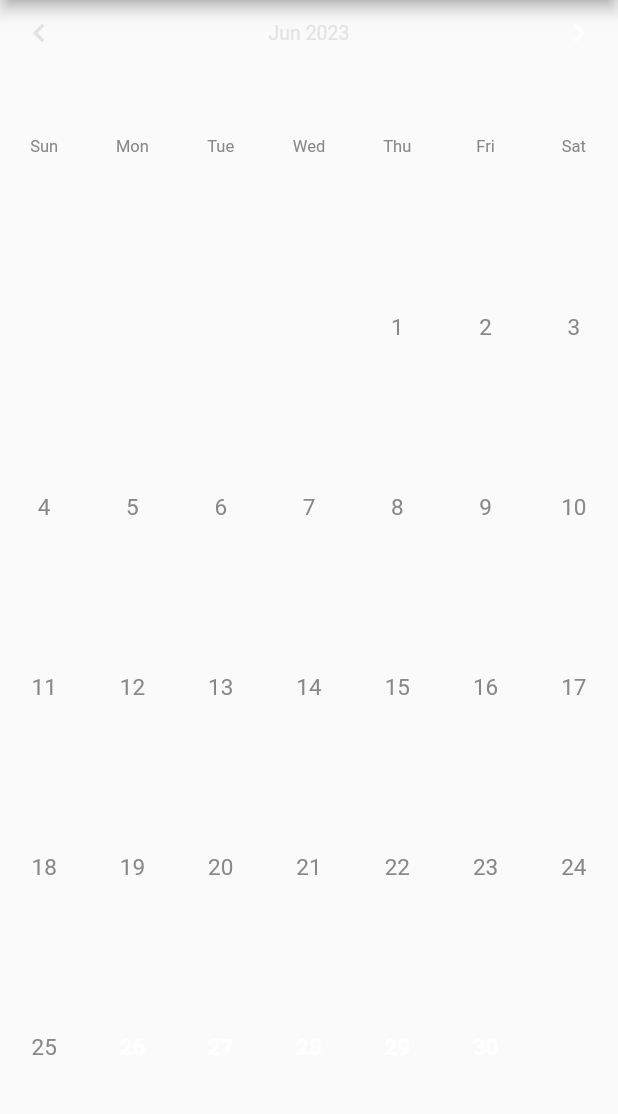
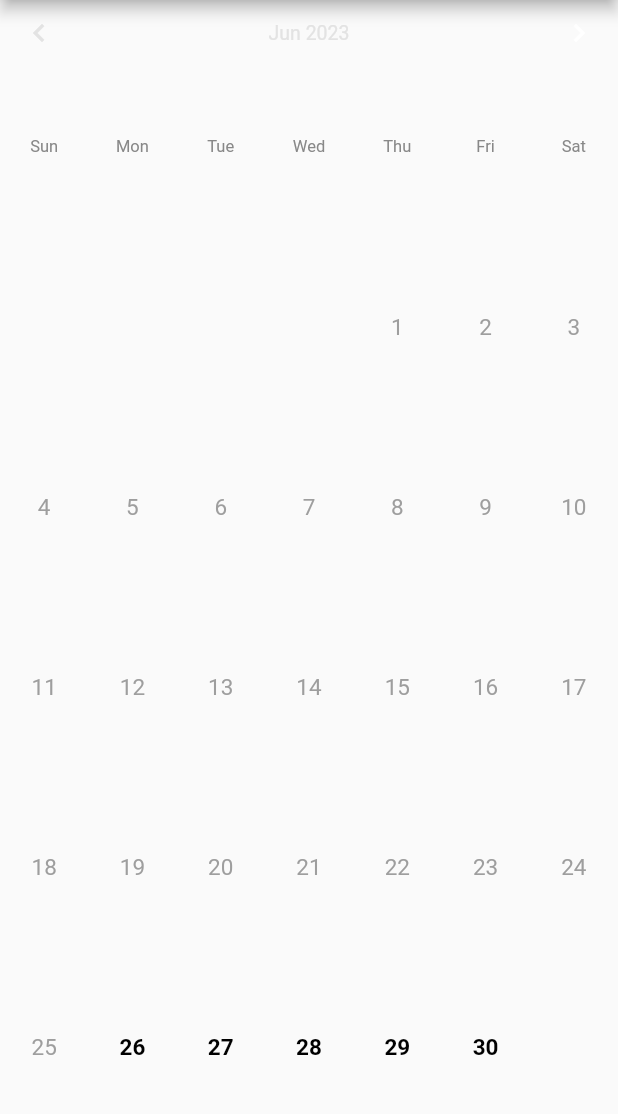
Before and after one commit to Gyeony95/GH-Calendar, a Flutter app: the screen it shows after launch, on a phone screen of 412 x 824 dp, the part 84-1198 px from its top. Run offline on Flutter 3.47's test engine with Material 2 defaults, Android fonts, the phone set to English and light mode, and no system bars.

Commit message:
feat : 컬러 커스텀 가능하게 수정

```diff
--- a/example/lib/main.dart
+++ b/example/lib/main.dart
@@ -40,6 +40,7 @@ class _MyHomePageState extends State<MyHomePage> {
         child: Container(
           padding: const EdgeInsets.symmetric(vertical: 10),
           child: CustomCalendar(
+            isPeriodSelect: true,
             activeMinDate: DateTime.now().add(const Duration(days: -1)),
             onChanged: (dateTimes) {
 
--- a/lib/colors.dart
+++ b/lib/colors.dart
@@ -3,7 +3,3 @@ import 'package:flutter/material.dart';
 Color get cE3E3E3 => const Color(0xffe3e3e3);
 Color get c555555 => const Color(0xff555555);
 Color get c888888 => const Color(0xff888888);
-Color get cDAFF70 => const Color(0xffdaff70);
-Color get cD3E4A2 => const Color(0xffd3e4a2);
-Color get c000000 => const Color(0xff000000);
-Color get cFFFFFF => const Color(0xffffffff);
--- a/lib/custom_calendar.dart
+++ b/lib/custom_calendar.dart
@@ -1,5 +1,6 @@
 import 'package:flutter/material.dart';
 import 'package:gh_calendar/date_util.dart';
+import 'package:gh_calendar/tap_well.dart';
 import 'package:intl/intl.dart';
 import 'package:provider/provider.dart';
 import 'calendar_provider.dart';
@@ -13,8 +14,14 @@ class CustomCalendar extends StatefulWidget {
   final Function(List<DateTime>)? onChanged;
   final DateTime? activeMinDate;
   final DateTime? activeMaxDate;
+  Color touchableDateTextColor = Colors.black;
+  Color unTouchableDateTextColor = Colors.grey;
+  Color selectedDateTextColor = Colors.white;
+  Color highlightColor = Colors.blueAccent;
+  Color highlightPeriodColor = Colors.lightBlue;
 
-  const CustomCalendar({
+
+  CustomCalendar({
     Key? key,
     this.isPeriodSelect = false,
     this.startWeekday = DateTime.sunday,
@@ -22,6 +29,11 @@ class CustomCalendar extends StatefulWidget {
     this.onChanged,
     this.activeMaxDate,
     this.activeMinDate,
+    this.touchableDateTextColor = Colors.black,
+    this.unTouchableDateTextColor = Colors.grey,
+    this.selectedDateTextColor = Colors.white,
+    this.highlightColor = Colors.blueAccent,
+    this.highlightPeriodColor = Colors.lightBlue,
   }) : super(key: key);
 
   @override
@@ -37,7 +49,6 @@ class _CustomCalendarState extends State<CustomCalendar> {
     _pageController = PageController(
       initialPage: now.year * 12 + now.month - 1,
     );
-
     super.initState();
   }
 
@@ -52,13 +63,18 @@ class _CustomCalendarState extends State<CustomCalendar> {
           activeMinDate: widget.activeMinDate),
       builder: (context, child) {
         return _CustomCalendarInternal(
-          controller: _pageController,
+          pageController: _pageController,
           isPeriodSelect: widget.isPeriodSelect,
           startWeekday: widget.startWeekday,
           targetDate: widget.targetDate,
           onChanged: widget.onChanged,
           activeMaxDate: widget.activeMaxDate,
           activeMinDate: widget.activeMinDate,
+          touchableDateTextColor: widget.touchableDateTextColor,
+          unTouchableDateTextColor: widget.unTouchableDateTextColor,
+          selectedDateTextColor: widget.selectedDateTextColor,
+          highlightColor: widget.highlightColor,
+          highlightPeriodColor: widget.highlightPeriodColor,
         );
       },
     );
@@ -66,7 +82,7 @@ class _CustomCalendarState extends State<CustomCalendar> {
 }
 
 class _CustomCalendarInternal extends StatelessWidget {
-  final PageController controller;
+  final PageController pageController;
 
   final bool isPeriodSelect;
   final int startWeekday;
@@ -74,18 +90,29 @@ class _CustomCalendarInternal extends StatelessWidget {
   final Function(List<DateTime>)? onChanged;
   final DateTime? activeMinDate;
   final DateTime? activeMaxDate;
+  Color touchableDateTextColor = Colors.black;
+  Color unTouchableDateTextColor = Colors.grey;
+  Color selectedDateTextColor = Colors.white;
+  Color highlightColor = Colors.blueAccent;
+  Color highlightPeriodColor = Colors.lightBlue;
+
 
   final _elements = <SelectableElement>{};
 
   _CustomCalendarInternal({
     Key? key,
-    required this.controller,
+    required this.pageController,
     required this.isPeriodSelect,
     required this.startWeekday,
     this.targetDate,
     this.onChanged,
     this.activeMinDate,
     this.activeMaxDate,
+    this.touchableDateTextColor = Colors.black,
+    this.unTouchableDateTextColor = Colors.grey,
+    this.selectedDateTextColor = Colors.white,
+    this.highlightColor = Colors.blueAccent,
+    this.highlightPeriodColor = Colors.lightBlue,
   }) : super(key: key);
 
   @override
@@ -106,7 +133,7 @@ class _CustomCalendarInternal extends StatelessWidget {
         const SizedBox(height: 4),
         Expanded(
           child: PageView.builder(
-            controller: controller,
+            controller: pageController,
             itemBuilder: (context, index) {
               var curMonth = calendarProvider.makeDateTimeByIndex(index);
 
@@ -124,15 +151,13 @@ class _CustomCalendarInternal extends StatelessWidget {
   Widget monthWidget(BuildContext context, DateTime curMonth) {
     return Row(
       crossAxisAlignment: CrossAxisAlignment.center,
+      mainAxisAlignment: MainAxisAlignment.spaceBetween,
       children: [
-        GestureDetector(
-          behavior: HitTestBehavior.translucent,
-          onTap: () {
-            controller.previousPage(
-              duration: const Duration(milliseconds: 300),
-              curve: Curves.ease,
-            );
-          },
+        TapWell(
+          onTap: () => pageController.previousPage(
+            duration: const Duration(milliseconds: 300),
+            curve: Curves.ease,
+          ),
           child: Padding(
             padding: const EdgeInsets.fromLTRB(14, 0, 8, 0),
             child: Icon(
@@ -141,8 +166,6 @@ class _CustomCalendarInternal extends StatelessWidget {
             ),
           ),
         ),
-        if (isPeriodSelect) const SizedBox(width: 16),
-        if (!isPeriodSelect) const Spacer(),
         Text(
           DateFormat.yMMM().format(curMonth),
           style: TextStyle(
@@ -150,16 +173,11 @@ class _CustomCalendarInternal extends StatelessWidget {
             fontSize: 13,
           ),
         ),
-        if (isPeriodSelect) const SizedBox(width: 16),
-        if (!isPeriodSelect) const Spacer(),
-        GestureDetector(
-          behavior: HitTestBehavior.translucent,
-          onTap: () {
-            controller.nextPage(
-              duration: const Duration(milliseconds: 300),
-              curve: Curves.ease,
-            );
-          },
+        TapWell(
+          onTap: () => pageController.nextPage(
+            duration: const Duration(milliseconds: 300),
+            curve: Curves.ease,
+          ),
           child: const Padding(
             padding: EdgeInsets.fromLTRB(8, 0, 14, 0),
             child: Icon(
@@ -168,26 +186,6 @@ class _CustomCalendarInternal extends StatelessWidget {
             ),
           ),
         ),
-        if (isPeriodSelect) const Spacer(),
-        if (isPeriodSelect)
-          GestureDetector(
-            onTap: () {
-              Provider.of<CalendarProvider>(
-                context,
-                listen: false,
-              ).clearSelected();
-            },
-            child: Padding(
-              padding: const EdgeInsets.fromLTRB(8, 4, 8, 4),
-              child: Text(
-                '초기화',
-                style: TextStyle(
-                  fontSize: 13,
-                  color: c555555,
-                ),
-              ),
-            ),
-          ),
       ],
     );
   }
@@ -300,8 +298,7 @@ class _CustomCalendarInternal extends StatelessWidget {
         dateTime: curDay,
         onMountElement: _elements.add,
         onUnmountElement: _elements.remove,
-        child: GestureDetector(
-          behavior: HitTestBehavior.translucent,
+        child: TapWell(
           onTap: () {
             Provider.of<CalendarProvider>(
               context,
@@ -345,7 +342,7 @@ class _CustomCalendarInternal extends StatelessWidget {
           height: 24,
           width: 24,
           decoration: BoxDecoration(
-            color: cDAFF70,
+            color: highlightColor,
             borderRadius: BorderRadius.circular(2),
           ),
           child: const SizedBox(),
@@ -363,7 +360,7 @@ class _CustomCalendarInternal extends StatelessWidget {
           height: 24,
           width: double.infinity,
           decoration: BoxDecoration(
-            color: cD3E4A2,
+            color: highlightPeriodColor,
             borderRadius: BorderRadius.horizontal(
               left: isFirst ? const Radius.circular(2) : Radius.zero,
               right: isFirst ? Radius.zero : const Radius.circular(2),
@@ -394,7 +391,7 @@ class _CustomCalendarInternal extends StatelessWidget {
             height: 24,
             width: 24,
             decoration: BoxDecoration(
-              color: cDAFF70,
+              color: highlightColor,
               borderRadius: BorderRadius.circular(2),
             ),
             child: const SizedBox(),
@@ -426,7 +423,7 @@ class _CustomCalendarInternal extends StatelessWidget {
             1,
           ),
           // 위젯 기간 선택시 사이를 매꿔주기 위해 매트릭스 사용
-          color: cD3E4A2,
+          color: highlightPeriodColor,
           child: const SizedBox(),
         ),
       );
@@ -439,7 +436,7 @@ class _CustomCalendarInternal extends StatelessWidget {
       child: Text(
         '${curDay.day}',
         style: TextStyle(
-          color: selected ? c000000 : cFFFFFF,
+          color: selected ? selectedDateTextColor : touchableDateTextColor,
           fontSize: 15,
           fontWeight: FontWeight.bold,
         ),
@@ -454,7 +451,7 @@ class _CustomCalendarInternal extends StatelessWidget {
         '${curDay.day}',
         style: TextStyle(
           fontSize: 15,
-          color: c888888,
+          color: unTouchableDateTextColor,
         ),
       ),
     );
--- /dev/null
+++ b/lib/tap_well.dart
@@ -0,0 +1,59 @@
+import 'package:flutter/material.dart';
+
+class TapWell extends InkResponse {
+  const TapWell({
+    Key? key,
+    Widget? child,
+    GestureTapCallback? onTap,
+    GestureTapCallback? onDoubleTap,
+    GestureLongPressCallback? onLongPress,
+    GestureTapDownCallback? onTapDown,
+    GestureTapUpCallback? onTapUp,
+    GestureTapCancelCallback? onTapCancel,
+    ValueChanged<bool>? onHighlightChanged,
+    ValueChanged<bool>? onHover,
+    MouseCursor? mouseCursor,
+    Color? focusColor,
+    Color? hoverColor,
+    MaterialStateProperty<Color?>? overlayColor,
+    InteractiveInkFeatureFactory? splashFactory,
+    double? radius,
+    BorderRadius? borderRadius,
+    ShapeBorder? customBorder,
+    bool? enableFeedback = true,
+    bool excludeFromSemantics = false,
+    FocusNode? focusNode,
+    bool canRequestFocus = true,
+    ValueChanged<bool>? onFocusChange,
+    bool autofocus = false,
+  }) : super(
+    key: key,
+    child: child,
+    onTap: onTap,
+    onDoubleTap: onDoubleTap,
+    onLongPress: onLongPress,
+    onTapDown: onTapDown,
+    onTapUp: onTapUp,
+    onTapCancel: onTapCancel,
+    onHighlightChanged: onHighlightChanged,
+    onHover: onHover,
+    mouseCursor: mouseCursor,
+    containedInkWell: true,
+    highlightShape: BoxShape.rectangle,
+    focusColor: focusColor,
+    hoverColor: hoverColor,
+    highlightColor: Colors.transparent,
+    overlayColor: overlayColor,
+    splashColor: Colors.transparent,
+    splashFactory: splashFactory,
+    radius: radius,
+    borderRadius: borderRadius,
+    customBorder: customBorder,
+    enableFeedback: enableFeedback ?? true,
+    excludeFromSemantics: excludeFromSemantics,
+    focusNode: focusNode,
+    canRequestFocus: canRequestFocus,
+    onFocusChange: onFocusChange,
+    autofocus: autofocus,
+  );
+}
```
